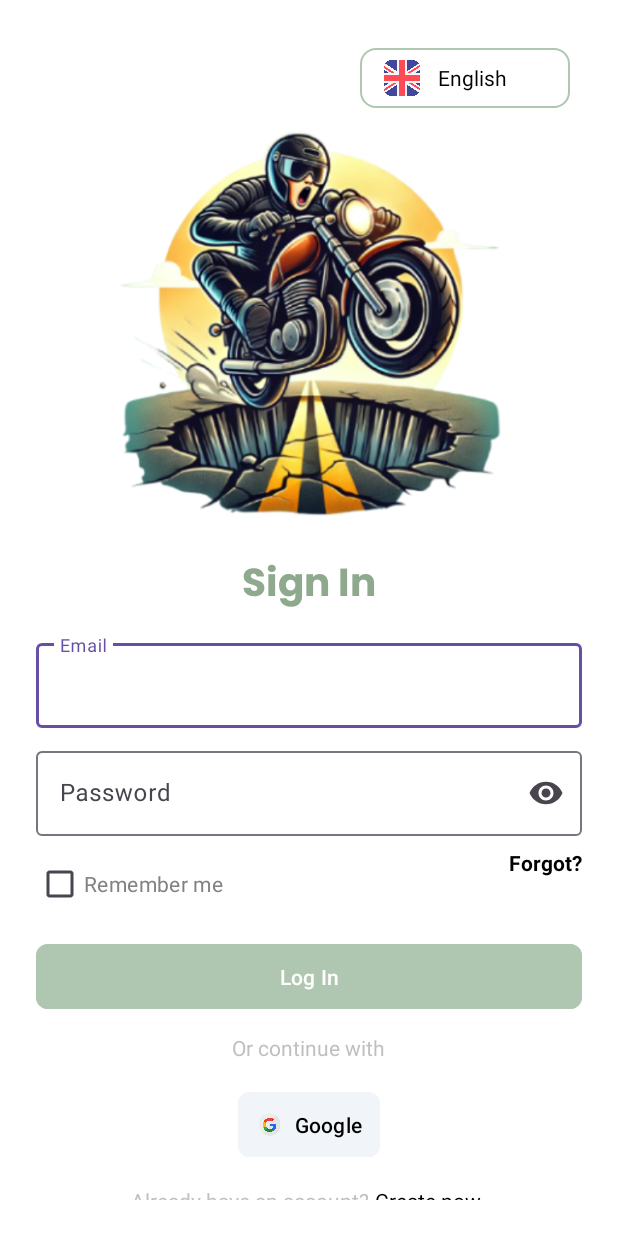
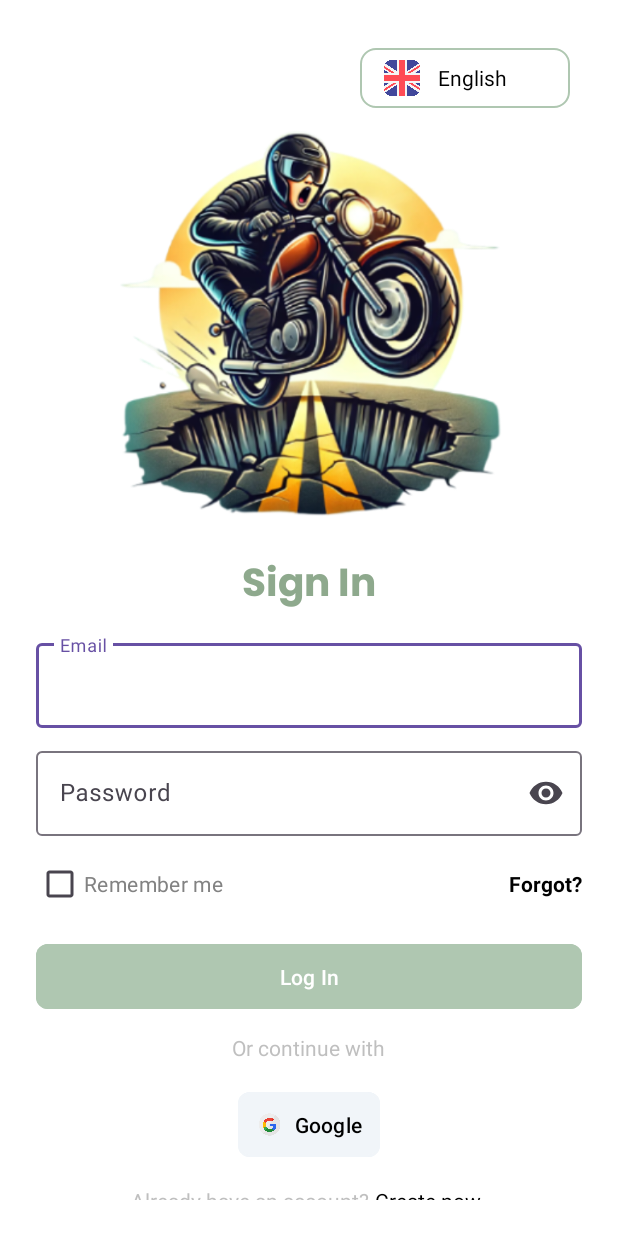
Before and after one commit to bqmxnh/PotholePatrol, an Android app: the screen it shows after launch (LoginActivity), after a tap on "GET STARTED", on a phone screen of 412 x 824 dp. Run offline under Robolectric (Android 15) with nearby library versions, the phone set to English and light mode, and no system bars.

Commit message:
Updated languages

```diff
--- a/app/src/main/res/layout/activity_login.xml
+++ b/app/src/main/res/layout/activity_login.xml
@@ -51,7 +51,7 @@
         android:layout_height="wrap_content"
         android:layout_below="@id/tvSignIn"
         android:layout_marginTop="10dp"
-        android:hint="Email"
+        android:hint="@string/email"
         app:boxBackgroundColor="@android:color/white">
 
         <com.google.android.material.textfield.TextInputEditText
@@ -69,7 +69,7 @@
         android:layout_height="wrap_content"
         android:layout_below="@id/tilEmail"
         android:layout_marginTop="10dp"
-        android:hint="Password"
+        android:hint="@string/password"
         app:boxBackgroundColor="@android:color/white"
         app:endIconMode="password_toggle">
 
@@ -81,34 +81,38 @@
 
     </com.google.android.material.textfield.TextInputLayout>
 
-    <!-- Forgot Password -->
-    <TextView
-        android:id="@+id/tvForgot"
-        android:layout_width="wrap_content"
+    <LinearLayout
+        android:id="@+id/rememberForgotContainer"
+        android:layout_width="match_parent"
         android:layout_height="wrap_content"
-        android:text="@string/forgot"
-        android:textColor="#000000"
         android:layout_below="@id/tilPassword"
         android:layout_marginTop="8dp"
-        android:textStyle="bold"
-        android:layout_alignParentEnd="true" />
+        android:orientation="horizontal">
 
-    <!-- Remember Me Checkbox -->
-    <CheckBox
-        android:id="@+id/cbRemember"
-        android:layout_width="wrap_content"
-        android:layout_height="wrap_content"
-        android:text="@string/remember_me"
-        android:textColor="#828282"
-        android:layout_below="@id/tilPassword"
-        android:layout_marginTop="8dp" />
+        <CheckBox
+            android:id="@+id/cbRemember"
+            android:layout_width="0dp"
+            android:layout_height="wrap_content"
+            android:layout_weight="1"
+            android:text="@string/remember_me"
+            android:textColor="#828282" />
+
+        <TextView
+            android:id="@+id/tvForgot"
+            android:layout_width="wrap_content"
+            android:layout_height="wrap_content"
+            android:text="@string/forgot"
+            android:textColor="#000000"
+            android:textStyle="bold" />
+
+    </LinearLayout>
 
     <!-- Login Button -->
     <com.google.android.material.button.MaterialButton
         android:id="@+id/btnLogin"
         android:layout_width="match_parent"
         android:layout_height="wrap_content"
-        android:layout_below="@id/cbRemember"
+        android:layout_below="@id/rememberForgotContainer"
         android:layout_marginTop="12dp"
         android:backgroundTint="#AFC7B1"
         android:padding="12dp"
```
